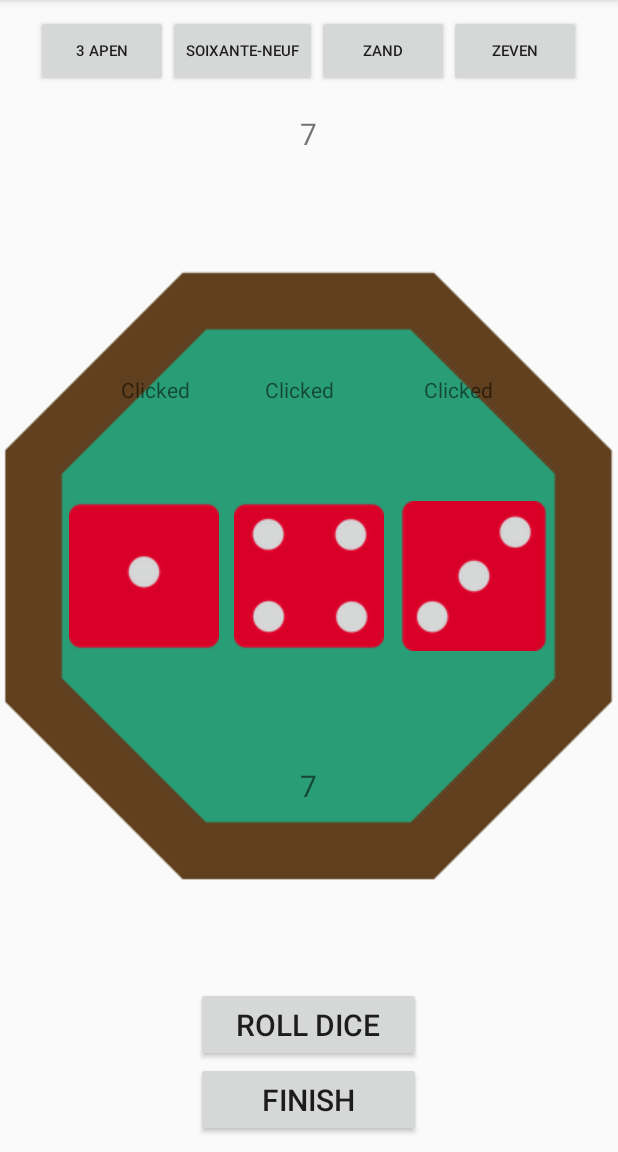
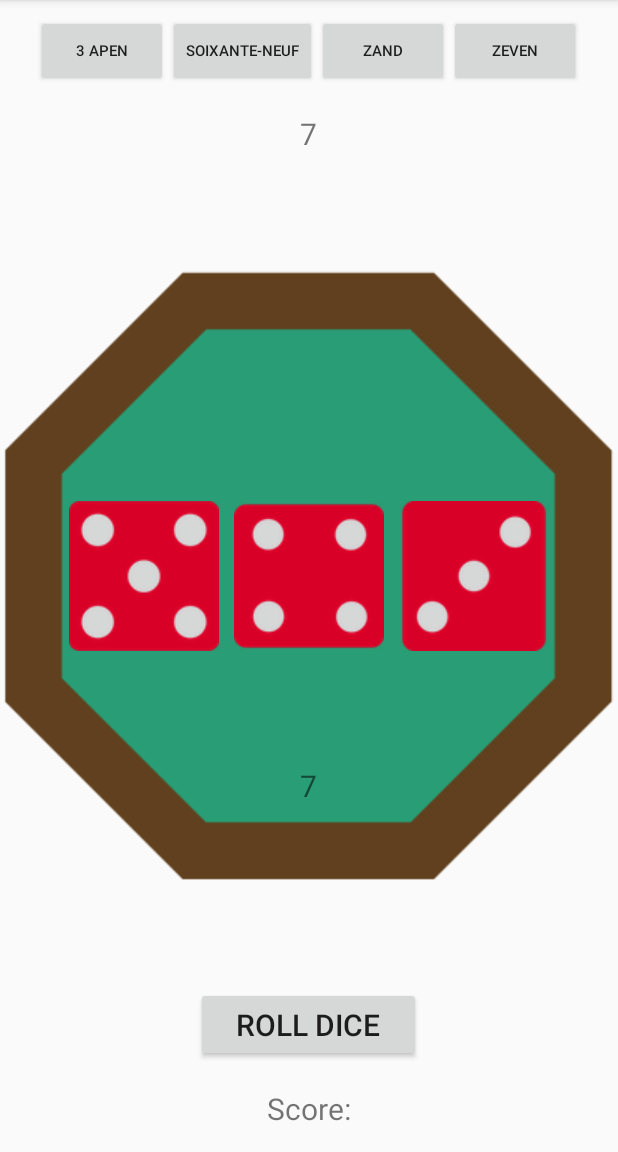
Before and after one commit to Britt-bit/Pitjesbak, an Android app: the Game screen opened directly, with no data from a screen before it, after a tap on "ROLL DICE", on a phone screen of 412 x 824 dp, the part 84-1236 px from its top. Run offline under Robolectric (Android 15) with nearby library versions, the phone set to English and light mode, and no system bars; 2 statements that could not run were skipped; 3 other taps on this screen came first.

Commit message:
score1 tem score3 werken niet in de ronde van speler 2

```diff
--- a/app/src/main/AndroidManifest.xml
+++ b/app/src/main/AndroidManifest.xml
@@ -17,6 +17,10 @@
                 <category android:name="android.intent.category.LAUNCHER" />
             </intent-filter>
         </activity>
+
+        <activity android:name=".Pop1"
+            android:theme="@style/AppTheme.PopupTheme"
+            ></activity>
     </application>
 
 </manifest>
--- a/app/src/main/java/com/example/pitjesbak/Game.java
+++ b/app/src/main/java/com/example/pitjesbak/Game.java
@@ -4,6 +4,7 @@ import androidx.annotation.RequiresApi;
 import androidx.appcompat.app.AppCompatActivity;
 
 
+import android.graphics.Color;
 import android.os.Build;
 import android.os.Bundle;
 import android.view.View;
@@ -14,6 +15,7 @@ import android.widget.ImageButton;
 import android.widget.Toast;
 
 import java.util.ArrayList;
+import java.util.List;
 import java.util.Random;
 
 public class Game extends AppCompatActivity implements View.OnClickListener
@@ -22,6 +24,8 @@ public class Game extends AppCompatActivity implements View.OnClickListener
     String one, two;
     TextView speler1;
     TextView speler2;
+
+    TextView popUp;
 
 
     Button soixante_neuf;
@@ -38,18 +42,14 @@ public class Game extends AppCompatActivity implements View.OnClickListener
     int value3;
 
 
-
-   // private boolean player1Turn = true;
-    private int roundCount;
-    private int player1Points;
-    private int player2Points;
     TextView scorePlayer1, scorePlayer2;
 
     int score1 = 7, score2 = 7;
 
+    TextView totalScore;
+    int totalScorePlayer1 = 0, totalScorePlayer2 = 0;
 
 
-   // Integer uitkomst2[] = new Integer[3];
 
     ArrayList<Integer> uitkomst1 = new ArrayList<>();
     ArrayList<Integer> uitkomst2 = new ArrayList<>();
@@ -58,16 +58,9 @@ public class Game extends AppCompatActivity implements View.OnClickListener
     int uitkomst2som = 0;
 
 
-
-    private TextView[] speler = new TextView[2];
-
-    //   private TextView[] hidden = new TextView[3];
-
-
-    public static final Random RANDOM = new Random();
     private Button rollDices;
-    private Button finish;
     int counter = 0;
+    int counterStops = 0;
     private ImageView button_0, button_1, button_2;
     TextView hidden1, hidden2, hidden3;
 
@@ -76,9 +69,10 @@ public class Game extends AppCompatActivity implements View.OnClickListener
     protected void onCreate(Bundle savedInstanceState) {
         super.onCreate(savedInstanceState);
         setContentView(R.layout.activity_game);
-        finish = findViewById(R.id.finish);
         scorePlayer1 = findViewById(R.id.scorePlayer1);
         scorePlayer2 = findViewById(R.id.scorePlayer2);
+        totalScore = findViewById(R.id.totalScore);
+        popUp = findViewById(R.id.popUp);
 
 
 
@@ -99,41 +93,146 @@ public class Game extends AppCompatActivity implements View.OnClickListener
         Toast.makeText(getApplicationContext(), "speler 1 is aan de beurt", Toast.LENGTH_SHORT).show();
 
 
+
+value1 = 5;
+value2 = 4;
+value3 = 2;
+
+
+
+
+
+
+
+
+
+
         rollDices.setOnClickListener(new View.OnClickListener() {
             @Override
             public void onClick(View view) {
 
 
 
+
+
+
+                List<Integer> list = new ArrayList<>();
+
+                list.add(100);
+                list.add(2);
+                list.add(3);
+                list.add(4);
+                list.add(5);
+                list.add(60);
+
+
+
+
+                //dobbel hulp buttons
+
+                soixante_neuf = findViewById(R.id.soixante_neuf);
+                soixante_neuf.setOnClickListener(new View.OnClickListener() {
+                    @Override
+                    public void onClick(View view) {
+
+
+                        int res1 = getResources().getIdentifier("dice_60", "drawable", "com.example.pitjesbak");
+                        int res2 = getResources().getIdentifier("dice_5", "drawable", "com.example.pitjesbak");
+                        int res3 = getResources().getIdentifier("dice_4", "drawable", "com.example.pitjesbak");
+                        button_0.setImageResource(res1);
+                        button_1.setImageResource(res2);
+                        button_2.setImageResource(res3);
+                        value1 = 60;
+                        value2 = 5;
+                        value3 = 4;
+                    }
+                });
+
+
+                apen = findViewById(R.id.apen);
+                apen.setOnClickListener(new View.OnClickListener() {
+                    @Override
+                    public void onClick(View view) {
+
+                        int res1 = getResources().getIdentifier("dice_100", "drawable", "com.example.pitjesbak");
+                        int res2 = getResources().getIdentifier("dice_100", "drawable", "com.example.pitjesbak");
+                        int res3 = getResources().getIdentifier("dice_100", "drawable", "com.example.pitjesbak");
+                        button_0.setImageResource(res1);
+                        button_1.setImageResource(res2);
+                        button_2.setImageResource(res3);
+                        value1 = 100;
+                        value2 = 100;
+                        value3 = 100;
+                    }
+                });
+
+
+                zand = findViewById(R.id.zand);
+                zand.setOnClickListener(new View.OnClickListener() {
+                    @Override
+                    public void onClick(View view) {
+
+
+
+                        int res1 = getResources().getIdentifier("dice_4", "drawable", "com.example.pitjesbak");
+                        int res2 = getResources().getIdentifier("dice_4", "drawable", "com.example.pitjesbak");
+                        int res3 = getResources().getIdentifier("dice_4", "drawable", "com.example.pitjesbak");
+                        button_0.setImageResource(res1);
+                        button_1.setImageResource(res2);
+                        button_2.setImageResource(res3);
+                        value1 = 4;
+                        value2 = 4;
+                        value3 = 4;
+
+                    }
+                });
+
+
+                zeven = findViewById(R.id.zeven);
+                zeven.setOnClickListener(new View.OnClickListener() {
+                    @Override
+                    public void onClick(View view) {
+
+                        int res1 = getResources().getIdentifier("dice_2", "drawable", "com.example.pitjesbak");
+                        int res2 = getResources().getIdentifier("dice_2", "drawable", "com.example.pitjesbak");
+                        int res3 = getResources().getIdentifier("dice_3", "drawable", "com.example.pitjesbak");
+                        button_0.setImageResource(res1);
+                        button_1.setImageResource(res2);
+                        button_2.setImageResource(res3);
+                        value1 = 2;
+                        value2 = 2;
+                        value3 = 3;
+                    }
+                });
+
+
+
+
+
                     if (!stop1) {
-                        value1 = randomDiceValue();
+                        value1 = randomDiceValue(list);
                         int res1 = getResources().getIdentifier("dice_" + value1, "drawable", "com.example.pitjesbak");
                         button_0.setImageResource(res1);
                     }
 
                     if (!stop2) {
-                        value2 = randomDiceValue();
+                        value2 = randomDiceValue(list);
                         int res2 = getResources().getIdentifier("dice_" + value2, "drawable", "com.example.pitjesbak");
                         button_1.setImageResource(res2);
                     }
 
                     if (!stop3) {
-                        value3 = randomDiceValue();
+                        value3 = randomDiceValue(list);
                         int res3 = getResources().getIdentifier("dice_" + value3, "drawable", "com.example.pitjesbak");
                         button_2.setImageResource(res3);
                     }
 
 
 
+                counter++;
+                counterStops++;
 
-
-                counter++;
-
-                    if (counter == 0){
-                        value1 = 1;
-                        value2 = 4;
-                        value3 = 2;
-                    } else if (counter == 3){
+                    if (counter == 3 || stop1 && stop2 && stop3){
                         stop1 = false;
                         stop2 = false;
                         stop3 = false;
@@ -141,7 +240,6 @@ public class Game extends AppCompatActivity implements View.OnClickListener
                         hidden2.setVisibility(View.INVISIBLE);
                         hidden3.setVisibility(View.INVISIBLE);
 
-                        Toast.makeText(getApplicationContext(), "speler 2 is aan de beurt", Toast.LENGTH_SHORT).show();
 
                         uitkomst1.add(value1);
                         uitkomst1.add(value2);
@@ -151,20 +249,22 @@ public class Game extends AppCompatActivity implements View.OnClickListener
                             uitkomst1som += uitkomst1.get(i);
                         }
 
+                        counter = 3;
+
                        Toast.makeText(getApplicationContext(), "punten " + uitkomst1som, Toast.LENGTH_SHORT).show();
+                        speler1.setTextColor(Color.BLACK);
+                        speler2.setTextColor(Color.BLUE);
 
+                    } else if (stop1 && stop2 && stop3 || counter == 6 || counter == 4 && counterStops == 2 || counter == 5 && counterStops == 4 ){
+                        counterStops = 0;
+                        counter = 0;
 
-
-                    } else if (counter == 6){
                         stop1 = false;
                         stop2 = false;
                         stop3 = false;
                         hidden1.setVisibility(View.INVISIBLE);
                         hidden2.setVisibility(View.INVISIBLE);
                         hidden3.setVisibility(View.INVISIBLE);
-
-                        Toast.makeText(getApplicationContext(), "speler 1 is aan de beurt", Toast.LENGTH_SHORT).show();
-                        counter = 0;
 
                         uitkomst2.add(value1);
                         uitkomst2.add(value2);
@@ -175,14 +275,14 @@ public class Game extends AppCompatActivity implements View.OnClickListener
                         }
 
                         Toast.makeText(getApplicationContext(), "punten " + uitkomst2som, Toast.LENGTH_SHORT).show();
+                        speler2.setTextColor(Color.BLACK);
+                        speler1.setTextColor(Color.BLUE);
 
 
 
                        if (uitkomst1som < uitkomst2som) {
                            score2--;
                            scorePlayer2.setText(String.valueOf(score2));
-
-
                            uitkomst1som = 0;
                            uitkomst1.clear();
                            uitkomst2som = 0;
@@ -195,39 +295,72 @@ public class Game extends AppCompatActivity implements View.OnClickListener
                            uitkomst1.clear();
                            uitkomst2som = 0;
                            uitkomst2.clear();
+
                        } else {
                            Toast.makeText(getApplicationContext(), "It's a draw", Toast.LENGTH_SHORT).show();
+
                            uitkomst1som = 0;
                            uitkomst1.clear();
                            uitkomst2som = 0;
                            uitkomst2.clear();
                        }
                     }
+
+
+                if (score1 == 0 || score1 < 0 ){
+
+                    Toast.makeText(getApplicationContext(), "speler 1 is gewonnen", Toast.LENGTH_SHORT).show();
+                    score1 = 7;
+                    score2 = 7;
+                    scorePlayer1.setText(String.valueOf(score1));
+                    scorePlayer2.setText(String.valueOf(score2));
+
+                    totalScorePlayer1 ++;
+
+                    totalScore.setText("Score: " + one + ": " + totalScorePlayer1 + "  " + two + ": " + totalScorePlayer2);
+
+                    popUp.setText( one + " is gewonnen. De score is nu: " + totalScorePlayer1 + " tegen " + totalScorePlayer2 );
+                    popUp.setVisibility(view.VISIBLE);
+
+                    popUp.setOnClickListener(new View.OnClickListener(){
+                        @Override
+                        public void onClick(View view){
+                            popUp.setVisibility(view.INVISIBLE);
+                        }
+                    });
+
+
+
+                } else if (score2 == 0 || score2 < 0){
+
+                    Toast.makeText(getApplicationContext(), "speler 2 is gewonnen", Toast.LENGTH_SHORT).show();
+                    score1 = 7;
+                    score2 = 7;
+                    scorePlayer1.setText(String.valueOf(score1));
+                    scorePlayer2.setText(String.valueOf(score2));
+
+                    totalScorePlayer2 ++;
+
+                    totalScore.setText("Score: " + one + ": " + totalScorePlayer1 + "  " + two + ": " + totalScorePlayer2);
+
+                    popUp.setText( two + " is gewonnen. De score is nu: " + totalScorePlayer1 + " tegen " + totalScorePlayer2 );
+                    popUp.setVisibility(view.VISIBLE);
+
+                    popUp.setOnClickListener(new View.OnClickListener(){
+                        @Override
+                        public void onClick(View view){
+                            popUp.setVisibility(view.INVISIBLE);
+                        }
+                    });
+                }
+
             }
 
-            public int randomDiceValue() {
-                return RANDOM.nextInt(6) + 1;
+            public int randomDiceValue(List<Integer> list){
+                Random rand = new Random();
+                return list.get(rand.nextInt(list.size()));
             }
-        });
-
-  //      finish.setOnClickListener(new View.OnClickListener() {
-  //          @Override
-  //          public void onClick(View view) {
-  //              if (stop1 && stop2 && stop3){
-  //                  stop1 = false;
-  //                  stop2 = false;
-  //                  stop3 = false;
-  //                  hidden1.setVisibility(View.INVISIBLE);
-  //                  hidden2.setVisibility(View.INVISIBLE);
-  //                  hidden3.setVisibility(View.INVISIBLE);
-  //                  Toast.makeText(getApplicationContext(), "de stop buttons werken", Toast.LENGTH_SHORT).show();
-
-//                    counter = 0;
-//                } else {
-//                    Toast.makeText(getApplicationContext(), "de stop buttons werken nie zo goe", Toast.LENGTH_SHORT).show();
-//                }
-  //          }
-  //      });
+       });
 
 
         //stop button met rolling
@@ -238,6 +371,7 @@ public class Game extends AppCompatActivity implements View.OnClickListener
                 if (!stop1) {
                     stop1 = true;
                     hidden1.setVisibility(View.VISIBLE);
+                    Toast.makeText(getApplicationContext(), "stop 1", Toast.LENGTH_SHORT).show();
                 } else {
                     stop1 = false;
                     hidden1.setVisibility(View.INVISIBLE);
@@ -296,96 +430,6 @@ public class Game extends AppCompatActivity implements View.OnClickListener
 
 
 
-
-
-        //wie speelt er???
-
-
-
-     //   speler1.setBackgroundResource(R.drawable.textview_border);
-     //   speler2.setBackgroundResource(R.drawable.textview_border);
-
-     //   final ShapeDrawable shape = new ShapeDrawable(new RectShape());
-     //   shape.getPaint().setColor(Color.BLUE);
-     //   shape.getPaint().setStyle(Paint.Style.STROKE);
-     //   shape.getPaint().setStrokeWidth(5);
-
-     //   final ShapeDrawable shapeNone = new ShapeDrawable(new RectShape());
-     //   shapeNone.getPaint().setColor(Color.WHITE);
-     //   shapeNone.getPaint().setStyle(Paint.Style.STROKE);
-     //   shapeNone.getPaint().setStrokeWidth(5);
-
-     //   speler1.setBackground(shape);
-     //   speler2.setBackground(shapeNone);
-
-
-
-
-
-        //dobbel hulp buttons
-
-        soixante_neuf = findViewById(R.id.soixante_neuf);
-        soixante_neuf.setOnClickListener(new View.OnClickListener() {
-            @Override
-            public void onClick(View view) {
-
-
-                    int res1 = getResources().getIdentifier("dice_6", "drawable", "com.example.pitjesbak");
-                    int res2 = getResources().getIdentifier("dice_5", "drawable", "com.example.pitjesbak");
-                    int res3 = getResources().getIdentifier("dice_4", "drawable", "com.example.pitjesbak");
-                    button_0.setImageResource(res1);
-                    button_1.setImageResource(res2);
-                    button_2.setImageResource(res3);
-            }
-        });
-
-
-        apen = findViewById(R.id.apen);
-        apen.setOnClickListener(new View.OnClickListener() {
-            @Override
-            public void onClick(View view) {
-
-                    int res1 = getResources().getIdentifier("dice_1", "drawable", "com.example.pitjesbak");
-                    int res2 = getResources().getIdentifier("dice_1", "drawable", "com.example.pitjesbak");
-                    int res3 = getResources().getIdentifier("dice_1", "drawable", "com.example.pitjesbak");
-                    button_0.setImageResource(res1);
-                    button_1.setImageResource(res2);
-                    button_2.setImageResource(res3);
-            }
-        });
-
-
-        zand = findViewById(R.id.zand);
-        zand.setOnClickListener(new View.OnClickListener() {
-            @Override
-            public void onClick(View view) {
-
-
-
-                    int res1 = getResources().getIdentifier("dice_4", "drawable", "com.example.pitjesbak");
-                    int res2 = getResources().getIdentifier("dice_4", "drawable", "com.example.pitjesbak");
-                    int res3 = getResources().getIdentifier("dice_4", "drawable", "com.example.pitjesbak");
-                    button_0.setImageResource(res1);
-                    button_1.setImageResource(res2);
-                    button_2.setImageResource(res3);
-
-            }
-        });
-
-
-        zeven = findViewById(R.id.zeven);
-        zeven.setOnClickListener(new View.OnClickListener() {
-            @Override
-            public void onClick(View view) {
-
-                int res1 = getResources().getIdentifier("dice_2", "drawable", "com.example.pitjesbak");
-                int res2 = getResources().getIdentifier("dice_2", "drawable", "com.example.pitjesbak");
-                int res3 = getResources().getIdentifier("dice_3", "drawable", "com.example.pitjesbak");
-                button_0.setImageResource(res1);
-                button_1.setImageResource(res2);
-                button_2.setImageResource(res3);
-            }
-        });
     }
 
     @Override
--- a/app/src/main/res/layout/activity_game.xml
+++ b/app/src/main/res/layout/activity_game.xml
@@ -21,8 +21,8 @@
         android:layout_marginTop="100dp"
         android:layout_centerHorizontal="true"
         android:text="value1"
-        android:textColor="@color/colorAccent"
-        android:textSize="30sp" />
+        android:textColor="#FF0000FF"
+        android:textSize="30sp"/>
 
 
     <TextView
@@ -33,7 +33,7 @@
         android:layout_alignParentBottom="true"
         android:layout_centerHorizontal="true"
         android:text="value2"
-        android:textColor="@color/colorAccent"
+        android:textColor="@color/black"
         android:textSize="30sp" />
 
 
@@ -114,7 +114,7 @@
             android:layout_height="100dp"
             android:layout_marginRight="10dp"
             android:layout_weight="1"
-            app:srcCompat="@drawable/dice_1" />
+            app:srcCompat="@drawable/dice_5" />
 
         <ImageButton
             android:id="@+id/button_1"
@@ -144,15 +144,29 @@
         android:textSize="20sp" />
 
 
-    <Button
-        android:id="@+id/finish"
-        android:layout_width="150dp"
-        android:layout_height="50dp"
+    <TextView
+        android:id="@+id/totalScore"
+        android:layout_width="wrap_content"
+        android:layout_height="wrap_content"
         android:layout_alignParentBottom="true"
         android:layout_centerHorizontal="true"
-        android:layout_marginBottom="10dp"
-        android:text="Finish"
+        android:layout_marginBottom="15dp"
+        android:text="Score:"
         android:textSize="20sp" />
+
+    <TextView
+        android:id="@+id/popUp"
+        android:layout_width="300dp"
+        android:layout_height="400dp"
+        android:layout_weight="2"
+        android:text=""
+        android:layout_centerHorizontal="true"
+        android:layout_centerVertical="true"
+        android:background="@color/colorPrimary"
+        android:gravity="center"
+        android:textAlignment="center"
+        android:textSize="25sp"
+        android:visibility="invisible"/>
 
     <LinearLayout
         android:layout_width="wrap_content"
--- a/app/src/main/res/values/colors.xml
+++ b/app/src/main/res/values/colors.xml
@@ -5,5 +5,6 @@
     <color name="colorAccent">#D81B60</color>
     <color name="darkBlue">#0000a5</color>
     <color name="white">#ffffff</color>
+    <color name="black">#000000</color>
 
 </resources>
--- a/app/src/main/res/values/styles.xml
+++ b/app/src/main/res/values/styles.xml
@@ -8,4 +8,10 @@
         <item name="colorAccent">@color/colorAccent</item>
     </style>
 
+    <style name="AppTheme.PopupTheme" >
+        <item name="android:windowIsTranslucent">true</item>
+        <item name="android:windowCloseOnTouchOutside">true</item>
+
+    </style>
+
 </resources>
```
Also changed, not shown: app/src/main/java/com/example/pitjesbak/Pop1.java (added, +22 -0 lines), app/src/main/res/layout/popup1.xml (added, +14 -0 lines), app/src/main/res/drawable/dice_100.png (renamed from app/src/main/res/drawable/dice_1.png), app/src/main/res/drawable/dice_60.png (renamed from app/src/main/res/drawable/dice_6.png).
